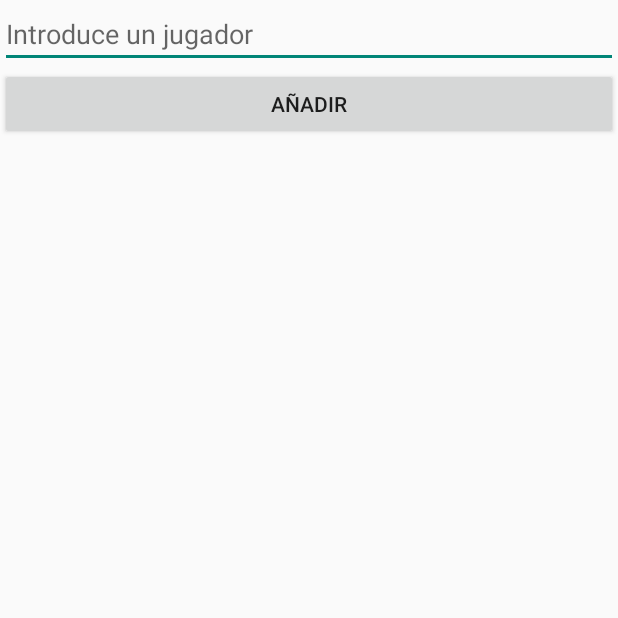
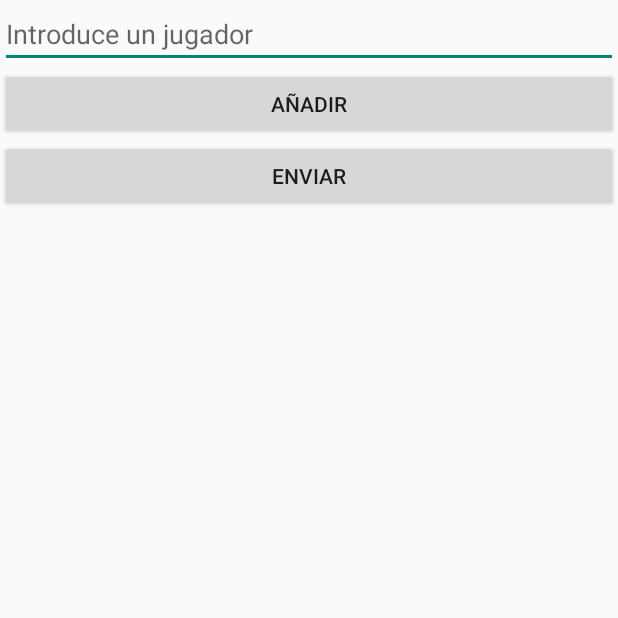
Before and after one commit to gonzaga8200/basket_app, an Android app: the screen it shows after launch (MainActivity), after a tap on "AÑADIR", on a phone screen of 412 x 824 dp, the top half of it. Run offline under Robolectric (Android 15) with nearby library versions, the light colour scheme and no system bars.

Commit message:
Create Button to send an not allow blanks in EditText

```diff
--- a/app/src/main/java/com/sports/gonzalomoreno/basketstandings/MainActivity.java
+++ b/app/src/main/java/com/sports/gonzalomoreno/basketstandings/MainActivity.java
@@ -3,6 +3,9 @@ package com.sports.gonzalomoreno.basketstandings;
 import android.app.ActionBar;
 import android.content.Context;
 import android.content.DialogInterface;
+import android.content.Intent;
+import android.os.Parcel;
+import android.os.Parcelable;
 import android.support.v7.app.ActionBarActivity;
 import android.os.Bundle;
 import android.view.Menu;
@@ -16,18 +19,19 @@ import android.widget.Button;
 import android.widget.EditText;
 import android.widget.LinearLayout;
 import android.widget.ListView;
+import android.widget.Toast;
 
 import java.util.ArrayList;
 import java.util.List;
 
 
-public class MainActivity extends ActionBarActivity implements View.OnClickListener{
+public class MainActivity extends ActionBarActivity implements View.OnClickListener, Parcelable{
 
     EditText playerList;
     ListView upPlayers;
-    Button buttonAddPlayer;
+    Button buttonAddPlayer, buttonSend;
     LinearLayout myLinear;
-    private List<String> supplierNames1 = new ArrayList<String>();
+    List<String> supplierNames1 = new ArrayList<String>();
 
 
 
@@ -42,9 +46,11 @@ public class MainActivity extends ActionBarActivity implements View.OnClickListe
         myLinear = (LinearLayout) findViewById(R.id.miLinear);
         ArrayAdapter<String> adapterList2 = new ArrayAdapter<String>(this,android.R.layout.simple_expandable_list_item_1,android.R.id.text1,supplierNames1);
         upPlayers.setAdapter(adapterList2);
+        buttonSend = (Button) findViewById(R.id.boton_enviar);
 
 
         buttonAddPlayer.setOnClickListener(this);
+        buttonSend.setOnClickListener(this);
 
 
 
@@ -77,12 +83,29 @@ public class MainActivity extends ActionBarActivity implements View.OnClickListe
     public void onClick(View v) {
         switch (v.getId()){
             case R.id.boton_add:
-                if (!playerList.getText().toString().isEmpty())
+                if (!playerList.getText().toString().isEmpty()){
                     supplierNames1.add(playerList.getText().toString());
+                }
+                else{
+                    Toast.makeText(getApplicationContext(), " El nombre del jugador no puede estar en blanco ", Toast.LENGTH_LONG).show();
+                }
+
                 InputMethodManager imm = (InputMethodManager) getSystemService(Context.INPUT_METHOD_SERVICE);
                 imm.hideSoftInputFromWindow(myLinear.getWindowToken(), 0);
+            case R.id.boton_enviar:
+
             default:break;
 
         }
     }
+
+    @Override
+    public int describeContents() {
+        return 0;
+    }
+
+    @Override
+    public void writeToParcel(Parcel dest, int flags) {
+
+    }
 }
--- a/app/src/main/res/layout/activity_main.xml
+++ b/app/src/main/res/layout/activity_main.xml
@@ -22,5 +22,10 @@
         android:id="@+id/jugadores_aptos">
 
      </ListView>
+    <Button
+        android:layout_width="match_parent"
+        android:layout_height="wrap_content"
+        android:id="@+id/boton_enviar"
+        android:text="@string/texto_boton_enviar"/>
 
 </LinearLayout>
--- a/app/src/main/res/values/strings.xml
+++ b/app/src/main/res/values/strings.xml
@@ -6,5 +6,6 @@
     <string name="action_settings">Settings</string>
     <string name="pista_jugadores">Introduce un jugador</string>
     <string name="texto_boton">Añadir</string>
+    <string name="texto_boton_enviar">Enviar</string>
 
 </resources>
```
